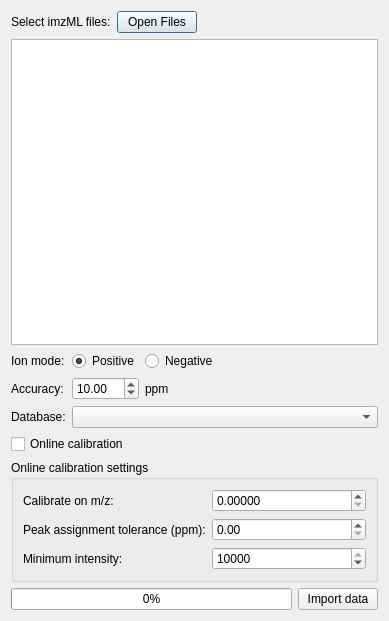
The window that resources/views/MsiImportDialog.ui (swinnenteam/LipidQMap) describes before a commit, drawn with Qt 5.
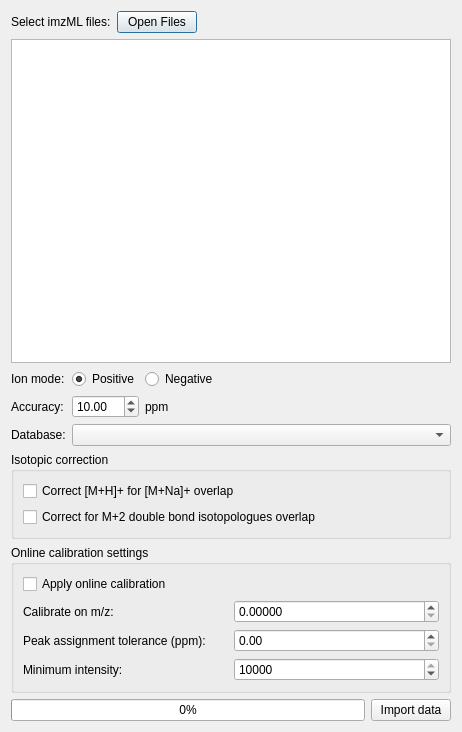
The same window after the commit.

```diff
--- a/resources/views/MsiImportDialog.ui
+++ b/resources/views/MsiImportDialog.ui
@@ -6,8 +6,8 @@
    <rect>
     <x>0</x>
     <y>0</y>
-    <width>389</width>
-    <height>621</height>
+    <width>462</width>
+    <height>732</height>
    </rect>
   </property>
   <property name="windowTitle">
@@ -143,15 +143,37 @@
        </property>
       </widget>
      </item>
-     <item row="3" column="0" colspan="2">
-      <widget class="QCheckBox" name="cal_check_box">
-       <property name="text">
-        <string>Online calibration</string>
-       </property>
-      </widget>
-     </item>
     </layout>
    </item>
+   <item>
+    <widget class="QGroupBox" name="isotope_group_box">
+     <property name="title">
+      <string>Isotopic correction</string>
+     </property>
+     <layout class="QVBoxLayout" name="verticalLayout_3">
+      <item>
+       <widget class="QCheckBox" name="na_iso_cor_checkbox">
+        <property name="toolTip">
+         <string>&lt;html&gt;&lt;head/&gt;&lt;body&gt;&lt;p&gt;&lt;span style=&quot; font-size:14pt;&quot;&gt;Type II isotopic correction for isobaric overlap between [M+H]+ and [M+Na]+ adduct forms. For protonated lipid ions, the sodiated adduct of species [X:Y] (X number of C atoms and Y number of double bonds in the acyl chains) overlaps with species [X+2:Y+3]. The correction algorith is described in Höring at el., &lt;/span&gt;&lt;span style=&quot; font-size:14pt; font-style:italic;&quot;&gt;Anal. Chem. 2020, 92, 16, 10966–10970. &lt;/span&gt;&lt;/p&gt;&lt;p&gt;&lt;span style=&quot; font-size:14pt;&quot;&gt;This correction is relevant for measurements with a mass resolution lower than +/- 600.000 (m/z difference 0.0025).&lt;/span&gt;&lt;/p&gt;&lt;/body&gt;&lt;/html&gt;</string>
+        </property>
+        <property name="text">
+         <string>Correct [M+H]+ for [M+Na]+ overlap</string>
+        </property>
+       </widget>
+      </item>
+      <item>
+       <widget class="QCheckBox" name="m2_iso_cor_checkbox">
+        <property name="toolTip">
+         <string>&lt;html&gt;&lt;head/&gt;&lt;body&gt;&lt;p&gt;&lt;span style=&quot; font-size:14pt;&quot;&gt;Type II isotopic correction for isobaric overlap between the (M+2) isotopologue of a species and the corresponding species from the same class with 1 double bond less. &lt;/span&gt;&lt;/p&gt;&lt;p&gt;&lt;span style=&quot; font-size:14pt;&quot;&gt;This correction is relevant for measurements with a mass resolution lower than +/- 180.000 (m/z difference 0.0089).&lt;/span&gt;&lt;/p&gt;&lt;/body&gt;&lt;/html&gt;</string>
+        </property>
+        <property name="text">
+         <string>Correct for M+2 double bond isotopologues overlap</string>
+        </property>
+       </widget>
+      </item>
+     </layout>
+    </widget>
+   </item>
    <item>
     <widget class="QGroupBox" name="cal_group_box">
      <property name="minimumSize">
@@ -166,34 +188,30 @@
      <layout class="QVBoxLayout" name="verticalLayout_2">
       <item>
        <layout class="QGridLayout" name="gridLayout_2">
-        <item row="1" column="1">
-         <widget class="QDoubleSpinBox" name="cal_ppm_spin_box"/>
-        </item>
-        <item row="0" column="1">
-         <widget class="QDoubleSpinBox" name="calibrant_spin_box">
-          <property name="decimals">
-           <number>5</number>
+        <item row="3" column="1">
+         <widget class="QSpinBox" name="cal_int_spinbox">
+          <property name="minimum">
+           <number>100</number>
           </property>
           <property name="maximum">
-           <double>10000.000000000000000</double>
+           <number>10000</number>
           </property>
-         </widget>
-        </item>
-        <item row="0" column="0">
-         <widget class="QLabel" name="label_8">
-          <property name="text">
-           <string>Calibrate on m/z:</string>
+          <property name="singleStep">
+           <number>100</number>
           </property>
+          <property name="value">
+           <number>10000</number>
+          </property>
          </widget>
         </item>
-        <item row="1" column="0">
+        <item row="2" column="0">
          <widget class="QLabel" name="label_6">
           <property name="text">
            <string>Peak assignment tolerance (ppm):</string>
           </property>
          </widget>
         </item>
-        <item row="2" column="0">
+        <item row="3" column="0">
          <widget class="QLabel" name="label_7">
           <property name="text">
            <string>Minimum intensity:</string>
@@ -201,18 +219,29 @@
          </widget>
         </item>
         <item row="2" column="1">
-         <widget class="QSpinBox" name="cal_int_spin_box">
-          <property name="minimum">
-           <number>100</number>
+         <widget class="QDoubleSpinBox" name="cal_ppm_spinbox"/>
+        </item>
+        <item row="1" column="0">
+         <widget class="QLabel" name="label_8">
+          <property name="text">
+           <string>Calibrate on m/z:</string>
+          </property>
+         </widget>
+        </item>
+        <item row="1" column="1">
+         <widget class="QDoubleSpinBox" name="calibrant_spinbox">
+          <property name="decimals">
+           <number>5</number>
           </property>
           <property name="maximum">
-           <number>10000</number>
+           <double>10000.000000000000000</double>
           </property>
-          <property name="singleStep">
-           <number>100</number>
-          </property>
-          <property name="value">
-           <number>10000</number>
+         </widget>
+        </item>
+        <item row="0" column="0">
+         <widget class="QCheckBox" name="cal_checkbox">
+          <property name="text">
+           <string>Apply online calibration</string>
           </property>
          </widget>
         </item>
```
Left out of the diff: 2 changed lines with no effect on the pictures.
